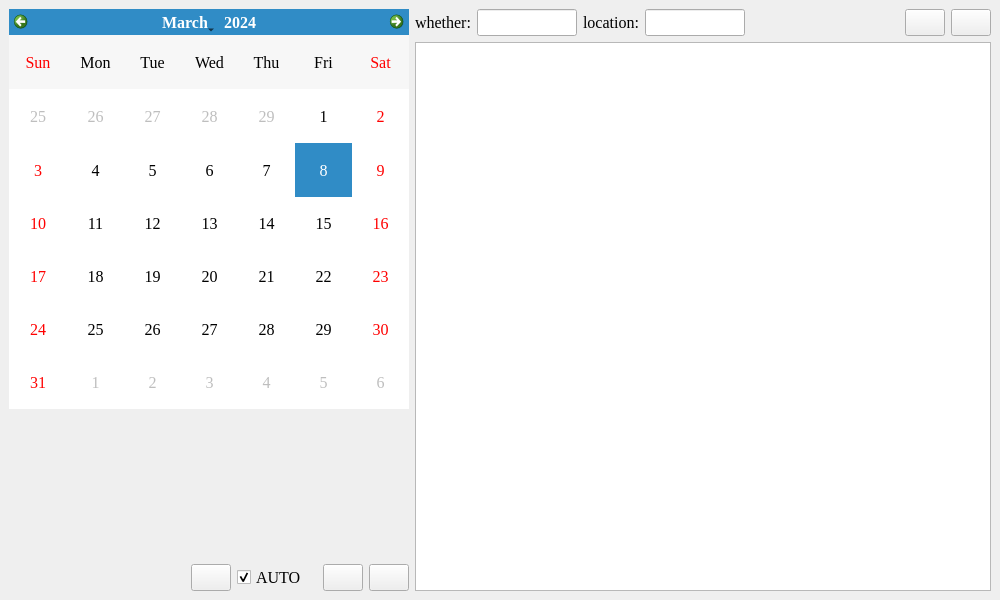
Above: core/diary/diary.ui from Jiangxp16/pydiary before the change. Below: the same form after it.
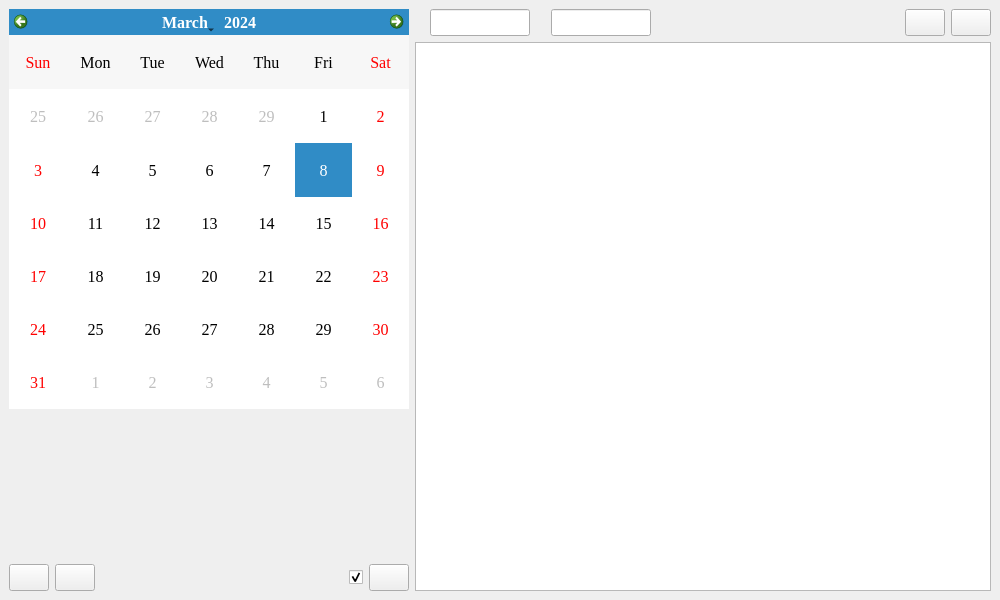
That is the form after the change.

What changed in the file:
```diff
--- a/core/diary/diary.ui
+++ b/core/diary/diary.ui
@@ -95,6 +95,50 @@
       </item>
       <item>
        <layout class="QHBoxLayout" name="horizontalLayout_4">
+        <item>
+         <widget class="QPushButton" name="pb_imp">
+          <property name="minimumSize">
+           <size>
+            <width>40</width>
+            <height>0</height>
+           </size>
+          </property>
+          <property name="maximumSize">
+           <size>
+            <width>40</width>
+            <height>16777215</height>
+           </size>
+          </property>
+          <property name="toolTip">
+           <string>Import</string>
+          </property>
+          <property name="text">
+           <string/>
+          </property>
+         </widget>
+        </item>
+        <item>
+         <widget class="QPushButton" name="pb_exp">
+          <property name="minimumSize">
+           <size>
+            <width>40</width>
+            <height>0</height>
+           </size>
+          </property>
+          <property name="maximumSize">
+           <size>
+            <width>40</width>
+            <height>16777215</height>
+           </size>
+          </property>
+          <property name="toolTip">
+           <string>Export</string>
+          </property>
+          <property name="text">
+           <string/>
+          </property>
+         </widget>
+        </item>
         <item>
          <spacer name="horizontalSpacer_2">
           <property name="orientation">
@@ -108,41 +152,16 @@
           </property>
          </spacer>
         </item>
-        <item>
-         <widget class="QPushButton" name="pb_save">
-          <property name="minimumSize">
-           <size>
-            <width>40</width>
-            <height>0</height>
-           </size>
-          </property>
-          <property name="maximumSize">
-           <size>
-            <width>40</width>
-            <height>16777215</height>
-           </size>
-          </property>
-          <property name="toolTip">
-           <string>Ctrl+S: SAVE</string>
-          </property>
-          <property name="styleSheet">
-           <string notr="true"/>
-          </property>
-          <property name="text">
-           <string/>
-          </property>
-          <property name="default">
-           <bool>false</bool>
-          </property>
-          <property name="flat">
-           <bool>false</bool>
-          </property>
-         </widget>
-        </item>
         <item>
          <widget class="QCheckBox" name="cb_autosave">
+          <property name="toolTip">
+           <string>Auto save.</string>
+          </property>
+          <property name="layoutDirection">
+           <enum>Qt::RightToLeft</enum>
+          </property>
           <property name="text">
-           <string>AUTO</string>
+           <string/>
           </property>
           <property name="checked">
            <bool>true</bool>
@@ -150,23 +169,7 @@
          </widget>
         </item>
         <item>
-         <spacer name="horizontalSpacer_3">
-          <property name="orientation">
-           <enum>Qt::Horizontal</enum>
-          </property>
-          <property name="sizeType">
-           <enum>QSizePolicy::Fixed</enum>
-          </property>
-          <property name="sizeHint" stdset="0">
-           <size>
-            <width>10</width>
-            <height>20</height>
-           </size>
-          </property>
-         </spacer>
-        </item>
-        <item>
-         <widget class="QPushButton" name="pb_imp">
+         <widget class="QPushButton" name="pb_save">
           <property name="minimumSize">
            <size>
             <width>40</width>
@@ -182,30 +185,17 @@
           <property name="toolTip">
            <string>IMPORT</string>
           </property>
+          <property name="styleSheet">
+           <string notr="true"/>
+          </property>
           <property name="text">
            <string/>
           </property>
-         </widget>
-        </item>
-        <item>
-         <widget class="QPushButton" name="pb_exp">
-          <property name="minimumSize">
-           <size>
-            <width>40</width>
-            <height>0</height>
-           </size>
+          <property name="default">
+           <bool>false</bool>
           </property>
-          <property name="maximumSize">
-           <size>
-            <width>40</width>
-            <height>16777215</height>
-           </size>
-          </property>
-          <property name="toolTip">
-           <string>EXPORT</string>
-          </property>
-          <property name="text">
-           <string/>
+          <property name="flat">
+           <bool>false</bool>
           </property>
          </widget>
         </item>
@@ -228,7 +218,7 @@
              </sizepolicy>
             </property>
             <property name="text">
-             <string>whether:</string>
+             <string/>
             </property>
            </widget>
           </item>
@@ -254,7 +244,7 @@
              </sizepolicy>
             </property>
             <property name="text">
-             <string>location:</string>
+             <string/>
             </property>
            </widget>
           </item>
```
Left out of the diff: 6 changed lines with no effect on the pictures.
